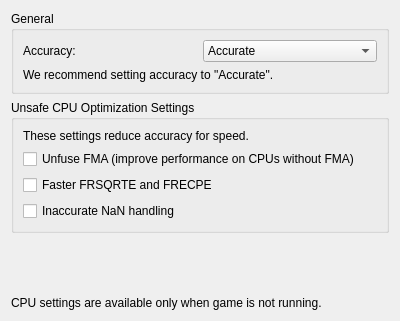
Old version of the form src/yuzu/configuration/configure_cpu.ui in the repository QuantumGhost/yuzu.
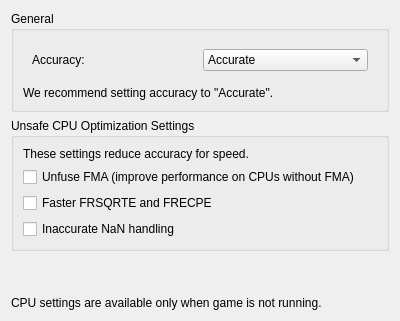
New version of the form.

```diff
--- a/src/yuzu/configuration/configure_cpu.ui
+++ b/src/yuzu/configuration/configure_cpu.ui
@@ -23,9 +23,10 @@
        </property>
        <layout class="QVBoxLayout">
         <item>
-         <layout class="QHBoxLayout">
+         <widget class="QWidget" name="widget_accuracy" native="true">
+          <layout class="QHBoxLayout" name="layout_accuracy">
           <item>
-           <widget class="QLabel">
+            <widget class="QLabel" name="label">
             <property name="text">
              <string>Accuracy:</string>
             </property>
@@ -51,14 +52,15 @@
            </widget>
           </item>
          </layout>
+         </widget>
         </item>
         <item>
-         <widget class="QLabel">
-          <property name="wordWrap">
-            <bool>1</bool>
-          </property>
+         <widget class="QLabel" name="label">
           <property name="text">
-           <string>We recommend setting accuracy to "Accurate".</string>
+           <string>We recommend setting accuracy to &quot;Accurate&quot;.</string>
+          </property>
+          <property name="wordWrap">
+           <bool>false</bool>
           </property>
          </widget>
         </item>
@@ -76,13 +78,13 @@
        </property>
        <layout class="QVBoxLayout">
         <item>
-         <widget class="QLabel">
-          <property name="wordWrap">
-            <bool>1</bool>
-          </property>
+         <widget class="QLabel" name="label">
           <property name="text">
            <string>These settings reduce accuracy for speed.</string>
           </property>
+          <property name="wordWrap">
+           <bool>false</bool>
+          </property>
          </widget>
         </item>
         <item>
```
Left out of the diff: 18 changed lines with no effect on the pictures. Lines whose indentation alone changed are shown as unchanged.
